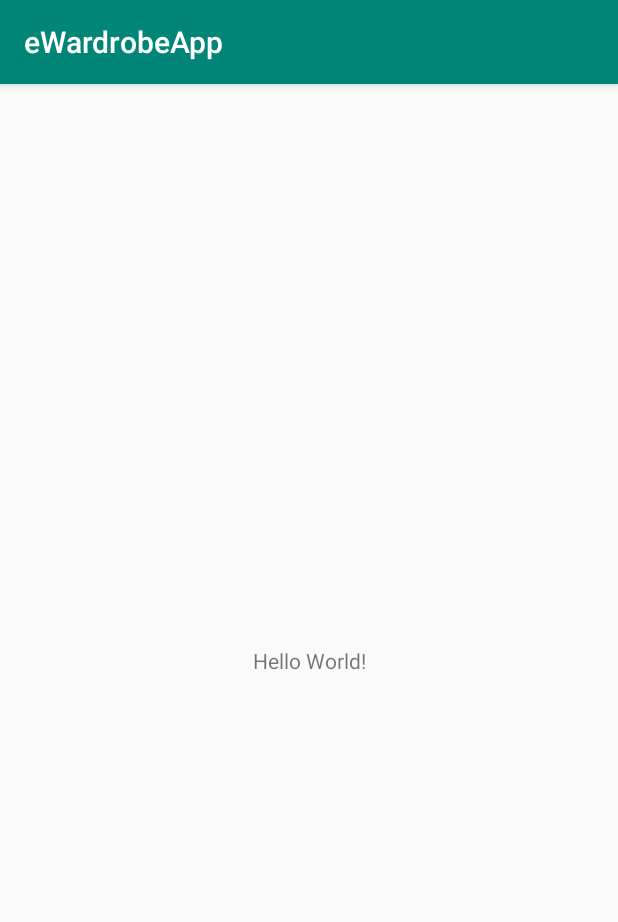
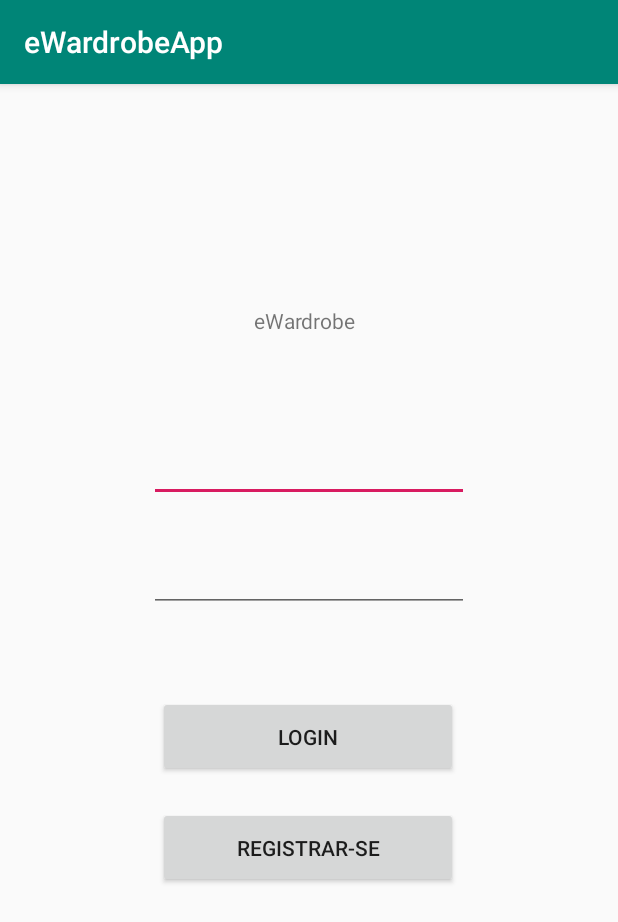
Before and after one commit to vinicfrancisco/ewardrobe, an Android app: the screen it shows after launch (MainActivity), on a phone screen of 412 x 824 dp. Shown: the top 922 px of the screen. Run offline under Robolectric (Android 15) with nearby library versions, the phone set to English and light mode, and no system bars.

Commit message:
added register and home page, created layout structure and navigation

```diff
--- a/app/build.gradle
+++ b/app/build.gradle
@@ -23,6 +23,7 @@ dependencies {
     implementation fileTree(dir: 'libs', include: ['*.jar'])
     implementation 'androidx.appcompat:appcompat:1.0.2'
     implementation 'androidx.constraintlayout:constraintlayout:1.1.3'
+    implementation 'com.google.android.material:material:1.0.0'
     testImplementation 'junit:junit:4.12'
     androidTestImplementation 'androidx.test.ext:junit:1.1.0'
     androidTestImplementation 'androidx.test.espresso:espresso-core:3.1.1'
--- a/app/src/main/java/com/example/ewardrobeapp/MainActivity.java
+++ b/app/src/main/java/com/example/ewardrobeapp/MainActivity.java
@@ -1,13 +1,51 @@
 package com.example.ewardrobeapp;
 
 import androidx.appcompat.app.AppCompatActivity;
+
+import android.content.Intent;
 import android.os.Bundle;
+import android.view.View;
+import android.widget.Button;
+import android.widget.EditText;
 
 public class MainActivity extends AppCompatActivity {
+    private EditText emailInput;
+    private EditText passwordInput;
+    private Button loginButton;
+    private Button registerButton;
+
 
     @Override
     protected void onCreate(Bundle savedInstanceState) {
         super.onCreate(savedInstanceState);
         setContentView(R.layout.activity_main);
+
+        loginButton = (Button) findViewById(R.id.loginButton);
+
+        loginButton.setOnClickListener(new View.OnClickListener() {
+            @Override
+            public void onClick(View v) {
+                emailInput = (EditText) findViewById(R.id.emailInput);
+                passwordInput = (EditText) findViewById(R.id.passwordInput);
+
+                String email = emailInput.getText().toString();
+                String password = passwordInput.getText().toString();
+
+                // Call API POST to /auth sending email and password
+
+                Intent i = new Intent(MainActivity.this, home.class);
+                startActivity(i);
+            }
+        });
+
+        registerButton = (Button) findViewById(R.id.registerButton);
+
+        registerButton.setOnClickListener(new View.OnClickListener() {
+            @Override
+            public void onClick(View v) {
+                Intent i = new Intent(MainActivity.this, register.class);
+                startActivity(i);
+            }
+        });
     }
 }
--- a/app/src/main/res/layout/activity_main.xml
+++ b/app/src/main/res/layout/activity_main.xml
@@ -1,19 +1,64 @@
 <?xml version="1.0" encoding="utf-8"?>
-<androidx.constraintlayout.widget.ConstraintLayout
-    xmlns:android="http://schemas.android.com/apk/res/android"
+<androidx.constraintlayout.widget.ConstraintLayout xmlns:android="http://schemas.android.com/apk/res/android"
+    xmlns:app="http://schemas.android.com/apk/res-auto"
     xmlns:tools="http://schemas.android.com/tools"
-    xmlns:app="http://schemas.android.com/apk/res-auto"
     android:layout_width="match_parent"
     android:layout_height="match_parent"
     tools:context=".MainActivity">
 
-    <TextView
+    <Button
+        android:id="@+id/registerButton"
+        android:layout_width="200dp"
+        android:layout_height="54dp"
+        android:layout_marginTop="20dp"
+        android:text="Registrar-se"
+        app:layout_constraintEnd_toEndOf="parent"
+        app:layout_constraintHorizontal_bias="0.497"
+        app:layout_constraintStart_toStartOf="parent"
+        app:layout_constraintTop_toBottomOf="@+id/loginButton" />
+
+    <EditText
+        android:id="@+id/emailInput"
         android:layout_width="wrap_content"
         android:layout_height="wrap_content"
-        android:text="Hello World!"
-        app:layout_constraintBottom_toBottomOf="parent"
-        app:layout_constraintLeft_toLeftOf="parent"
-        app:layout_constraintRight_toRightOf="parent"
+        android:layout_marginTop="68dp"
+        android:ems="10"
+        android:inputType="textEmailAddress"
+        app:layout_constraintEnd_toEndOf="parent"
+        app:layout_constraintStart_toStartOf="parent"
+        app:layout_constraintTop_toBottomOf="@+id/title" />
+
+    <EditText
+        android:id="@+id/passwordInput"
+        android:layout_width="wrap_content"
+        android:layout_height="wrap_content"
+        android:layout_marginTop="28dp"
+        android:ems="10"
+        android:inputType="textPassword"
+        app:layout_constraintEnd_toEndOf="parent"
+        app:layout_constraintStart_toStartOf="parent"
+        app:layout_constraintTop_toBottomOf="@+id/emailInput" />
+
+    <TextView
+        android:id="@+id/title"
+        android:layout_width="72dp"
+        android:layout_height="17dp"
+        android:layout_marginTop="148dp"
+        android:text="eWardrobe"
+        app:layout_constraintEnd_toEndOf="parent"
+        app:layout_constraintHorizontal_bias="0.498"
+        app:layout_constraintStart_toStartOf="parent"
         app:layout_constraintTop_toTopOf="parent" />
 
+    <Button
+        android:id="@+id/loginButton"
+        android:layout_width="200dp"
+        android:layout_height="54dp"
+        android:layout_marginTop="56dp"
+        android:text="Login"
+        app:layout_constraintEnd_toEndOf="parent"
+        app:layout_constraintHorizontal_bias="0.497"
+        app:layout_constraintStart_toStartOf="parent"
+        app:layout_constraintTop_toBottomOf="@+id/passwordInput" />
+
 </androidx.constraintlayout.widget.ConstraintLayout>
--- a/app/src/main/res/mipmap-anydpi-v26/ic_launcher.xml
+++ b/app/src/main/res/mipmap-anydpi-v26/ic_launcher.xml
@@ -1,5 +1,5 @@
 <?xml version="1.0" encoding="utf-8"?>
 <adaptive-icon xmlns:android="http://schemas.android.com/apk/res/android">
-    <background android:drawable="@drawable/ic_launcher_background"/>
-    <foreground android:drawable="@drawable/ic_launcher_foreground"/>
+    <background android:drawable="@drawable/ic_launcher_background" />
+    <foreground android:drawable="@drawable/ic_launcher_foreground" />
 </adaptive-icon>
--- a/app/src/main/res/mipmap-anydpi-v26/ic_launcher_round.xml
+++ b/app/src/main/res/mipmap-anydpi-v26/ic_launcher_round.xml
@@ -1,5 +1,5 @@
 <?xml version="1.0" encoding="utf-8"?>
 <adaptive-icon xmlns:android="http://schemas.android.com/apk/res/android">
-    <background android:drawable="@drawable/ic_launcher_background"/>
-    <foreground android:drawable="@drawable/ic_launcher_foreground"/>
+    <background android:drawable="@drawable/ic_launcher_background" />
+    <foreground android:drawable="@drawable/ic_launcher_foreground" />
 </adaptive-icon>
--- /dev/null
+++ b/app/src/main/res/values/dimens.xml
@@ -0,0 +1,3 @@
+<resources>
+    <dimen name="fab_margin">16dp</dimen>
+</resources>
--- a/app/src/main/res/values/strings.xml
+++ b/app/src/main/res/values/strings.xml
@@ -1,3 +1,4 @@
 <resources>
     <string name="app_name">eWardrobeApp</string>
+    <string name="title_activity_register">register</string>
 </resources>
--- a/build.gradle
+++ b/build.gradle
@@ -7,7 +7,7 @@ buildscript {
 
     }
     dependencies {
-        classpath 'com.android.tools.build:gradle:3.5.3'
+        classpath 'com.android.tools.build:gradle:4.0.1'
 
         // NOTE: Do not place your application dependencies here; they belong
         // in the individual module build.gradle files
--- a/gradle.properties
+++ b/gradle.properties
@@ -1,21 +1,16 @@
 # Project-wide Gradle settings.
-
 # IDE (e.g. Android Studio) users:
 # Gradle settings configured through the IDE *will override*
 # any settings specified in this file.
-
 # For more details on how to configure your build environment visit
 # http://www.gradle.org/docs/current/userguide/build_environment.html
-
 # Specifies the JVM arguments used for the daemon process.
 # The setting is particularly useful for tweaking memory settings.
 org.gradle.jvmargs=-Xmx1536m
-
 # When configured, Gradle will run in incubating parallel mode.
 # This option should only be used with decoupled projects. More details, visit
 # http://www.gradle.org/docs/current/userguide/multi_project_builds.html#sec:decoupled_projects
 # org.gradle.parallel=true
-
 # AndroidX package structure to make it clearer which packages are bundled with the
 # Android operating system, and which are packaged with your app's APK
 # https://developer.android.com/topic/libraries/support-library/androidx-rn
```
Also changed, not shown: app/src/main/AndroidManifest.xml (+5 -3 lines), app/src/main/java/com/example/ewardrobeapp/home.java (added, +14 -0 lines), app/src/main/java/com/example/ewardrobeapp/register.java (added, +59 -0 lines), app/src/main/res/drawable-v24/ic_launcher_foreground.xml (+6 -6 lines), app/src/main/res/drawable/ic_launcher_background.xml (+166 -70 lines), app/src/main/res/layout/activity_home.xml (added, +18 -0 lines), app/src/main/res/layout/activity_register.xml (added, +103 -0 lines), app/src/main/res/values/styles.xml (+9 -0 lines), gradle/wrapper/gradle-wrapper.properties, 1 other file.
